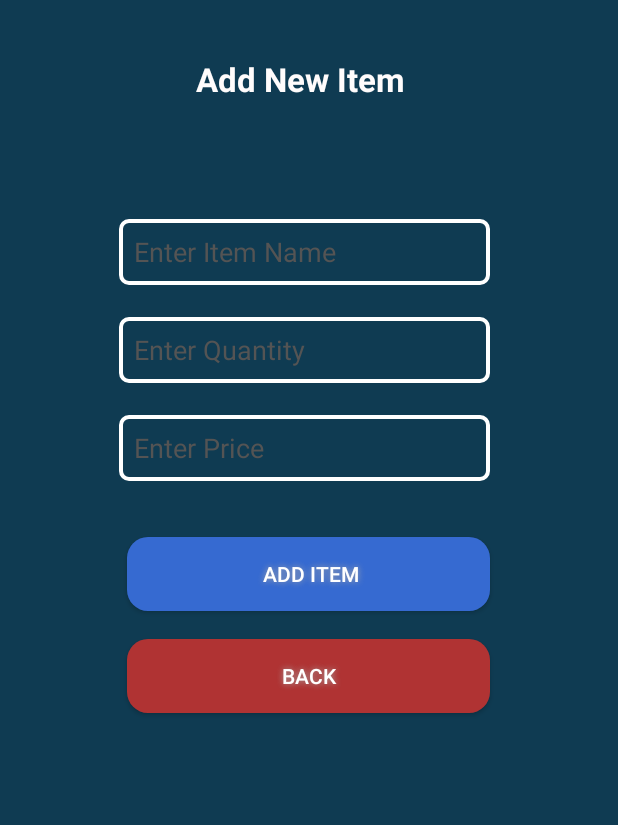
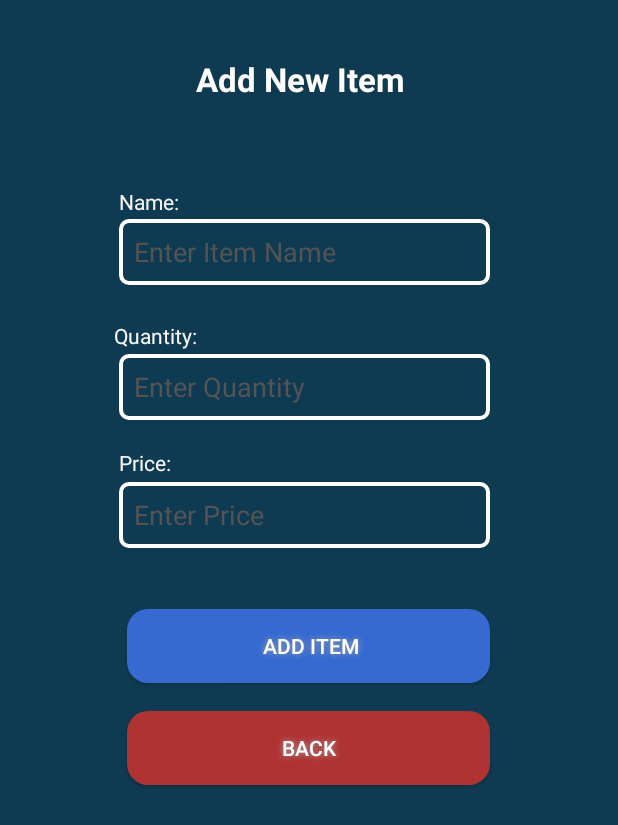
Before and after one commit to PangKimJin/MainActivity2, an Android app: the ExpenditureListCreateItem screen opened directly, with no data from a screen before it, on a phone screen of 412 x 824 dp. Shown: the top 825 px of the screen. Run offline under Robolectric (Android 15) with nearby library versions, the light colour scheme and no system bars; 1 statement that could not run was skipped.

Commit message:
Slight adjustments to UI

```diff
--- a/app/src/main/res/layout/activity_expenditure_list_create_item.xml
+++ b/app/src/main/res/layout/activity_expenditure_list_create_item.xml
@@ -52,7 +52,7 @@
         app:layout_constraintHorizontal_bias="0.479"
         app:layout_constraintStart_toStartOf="parent"
         app:layout_constraintTop_toTopOf="parent"
-        app:layout_constraintVertical_bias="0.352" />
+        app:layout_constraintVertical_bias="0.41" />
 
 
     <EditText
@@ -78,7 +78,7 @@
         app:layout_constraintHorizontal_bias="0.479"
         app:layout_constraintStart_toStartOf="parent"
         app:layout_constraintTop_toTopOf="parent"
-        app:layout_constraintVertical_bias="0.266" />/>
+        app:layout_constraintVertical_bias="0.298" />/>
 
     <EditText
         android:id="@+id/editText_name_createItemExpenditure"
@@ -129,7 +129,7 @@
         app:layout_constraintHorizontal_bias="0.496"
         app:layout_constraintStart_toStartOf="parent"
         app:layout_constraintTop_toTopOf="parent"
-        app:layout_constraintVertical_bias="0.461" />
+        app:layout_constraintVertical_bias="0.525" />
 
     <Button
         android:id="@+id/button_back_createItemExpenditure"
@@ -153,6 +153,63 @@
         app:layout_constraintHorizontal_bias="0.496"
         app:layout_constraintStart_toStartOf="parent"
         app:layout_constraintTop_toTopOf="parent"
-        app:layout_constraintVertical_bias="0.551" />
+        app:layout_constraintVertical_bias="0.614" />
+
+    <TextView
+        android:id="@+id/textView20"
+        android:layout_width="39dp"
+        android:layout_height="20dp"
+        android:layout_marginStart="8dp"
+        android:layout_marginLeft="8dp"
+        android:layout_marginTop="8dp"
+        android:layout_marginEnd="8dp"
+        android:layout_marginRight="8dp"
+        android:layout_marginBottom="8dp"
+        android:text="Price:"
+        android:textColor="#FDFAF7F7"
+        app:layout_constraintBottom_toBottomOf="parent"
+        app:layout_constraintEnd_toEndOf="parent"
+        app:layout_constraintHorizontal_bias="0.2"
+        app:layout_constraintStart_toStartOf="parent"
+        app:layout_constraintTop_toTopOf="parent"
+        app:layout_constraintVertical_bias="0.369" />
+
+    <TextView
+        android:id="@+id/textView22"
+        android:layout_width="wrap_content"
+        android:layout_height="wrap_content"
+        android:layout_marginStart="8dp"
+        android:layout_marginLeft="8dp"
+        android:layout_marginTop="8dp"
+        android:layout_marginEnd="8dp"
+        android:layout_marginRight="8dp"
+        android:layout_marginBottom="8dp"
+        android:text="Quantity:"
+        android:textColor="#FDFAF7F7"
+        app:layout_constraintBottom_toBottomOf="parent"
+        app:layout_constraintEnd_toEndOf="parent"
+        app:layout_constraintHorizontal_bias="0.2"
+        app:layout_constraintStart_toStartOf="parent"
+        app:layout_constraintTop_toTopOf="parent"
+        app:layout_constraintVertical_bias="0.261" />
+
+    <TextView
+        android:id="@+id/textView21"
+        android:layout_width="wrap_content"
+        android:layout_height="wrap_content"
+        android:layout_marginStart="8dp"
+        android:layout_marginLeft="8dp"
+        android:layout_marginTop="8dp"
+        android:layout_marginEnd="8dp"
+        android:layout_marginRight="8dp"
+        android:layout_marginBottom="8dp"
+        android:text="Name:"
+        android:textColor="#FDFAF7F7"
+        app:layout_constraintBottom_toBottomOf="parent"
+        app:layout_constraintEnd_toEndOf="parent"
+        app:layout_constraintHorizontal_bias="0.2"
+        app:layout_constraintStart_toStartOf="parent"
+        app:layout_constraintTop_toTopOf="parent"
+        app:layout_constraintVertical_bias="0.148" />
 
 </androidx.constraintlayout.widget.ConstraintLayout>
--- a/app/src/main/res/layout/activity_user_input_form.xml
+++ b/app/src/main/res/layout/activity_user_input_form.xml
@@ -24,6 +24,7 @@ tools:context=".UserInputForm">
         android:textStyle="bold"
         app:layout_constraintBottom_toBottomOf="parent"
         app:layout_constraintEnd_toEndOf="parent"
+        app:layout_constraintHorizontal_bias="0.547"
         app:layout_constraintStart_toStartOf="parent"
         app:layout_constraintTop_toTopOf="parent"
         app:layout_constraintVertical_bias="0.055" />
```
